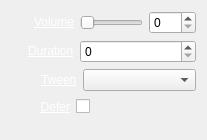
cambell-prince/casparcg-client, file trunk/Widgets/Inspector/InspectorVolumeWidget.ui: the form before one commit.
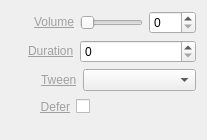
The form after the commit.

```diff
--- a/trunk/Widgets/Inspector/InspectorVolumeWidget.ui
+++ b/trunk/Widgets/Inspector/InspectorVolumeWidget.ui
@@ -38,7 +38,7 @@
      <item>
       <widget class="QLabel" name="labelVolume">
        <property name="text">
-        <string>&lt;a href=&quot;Volume&quot; style=&quot;color: white;&quot;&gt;Volume&lt;/a&gt;</string>
+        <string>&lt;a href=&quot;Volume&quot; style=&quot;color: #A0A0A0;&quot;&gt;Volume&lt;/a&gt;</string>
        </property>
       </widget>
      </item>
@@ -82,7 +82,7 @@
      <item>
       <widget class="QLabel" name="labelDuration">
        <property name="text">
-        <string>&lt;a href=&quot;Duration&quot; style=&quot;color: white;&quot;&gt;Duration&lt;/a&gt;</string>
+        <string>&lt;a href=&quot;Duration&quot; style=&quot;color: #A0A0A0;&quot;&gt;Duration&lt;/a&gt;</string>
        </property>
       </widget>
      </item>
@@ -122,7 +122,7 @@
      <item>
       <widget class="QLabel" name="labelEasing">
        <property name="text">
-        <string>&lt;a href=&quot;Tween&quot; style=&quot;color: white;&quot;&gt;Tween&lt;/a&gt;</string>
+        <string>&lt;a href=&quot;Tween&quot; style=&quot;color: #A0A0A0;&quot;&gt;Tween&lt;/a&gt;</string>
        </property>
       </widget>
      </item>
@@ -159,7 +159,7 @@
      <item>
       <widget class="QLabel" name="labelDefer">
        <property name="text">
-        <string>&lt;a href=&quot;Defer&quot; style=&quot;color: white;&quot;&gt;Defer&lt;/a&gt;</string>
+        <string>&lt;a href=&quot;Defer&quot; style=&quot;color: #A0A0A0;&quot;&gt;Defer&lt;/a&gt;</string>
        </property>
        <property name="alignment">
         <set>Qt::AlignRight|Qt::AlignTrailing|Qt::AlignVCenter</set>
```
